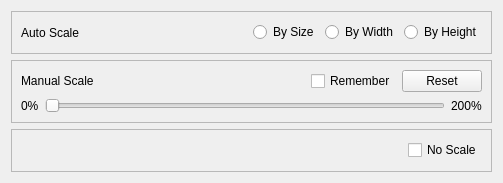
The window that src/gui/controll-bar-area/scale-setting.ui (haocxy/smooth-comic) describes before a commit, drawn with Qt 5.
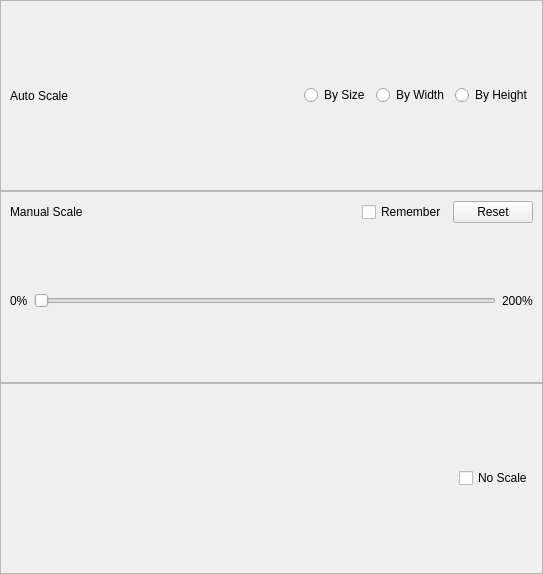
The same window after the commit.

Commit message: 美化缩放设置界面

The edit to the form file:
```diff
--- a/src/gui/controll-bar-area/scale-setting.ui
+++ b/src/gui/controll-bar-area/scale-setting.ui
@@ -6,14 +6,29 @@
    <rect>
     <x>0</x>
     <y>0</y>
-    <width>502</width>
-    <height>183</height>
+    <width>543</width>
+    <height>574</height>
    </rect>
   </property>
   <property name="windowTitle">
    <string>Form</string>
   </property>
   <layout class="QVBoxLayout" name="verticalLayout_2">
+   <property name="spacing">
+    <number>0</number>
+   </property>
+   <property name="leftMargin">
+    <number>0</number>
+   </property>
+   <property name="topMargin">
+    <number>0</number>
+   </property>
+   <property name="rightMargin">
+    <number>0</number>
+   </property>
+   <property name="bottomMargin">
+    <number>0</number>
+   </property>
    <item>
     <widget class="QFrame" name="AutoScaleArea">
      <property name="frameShape">
```
The commit also changes 1 other file.
